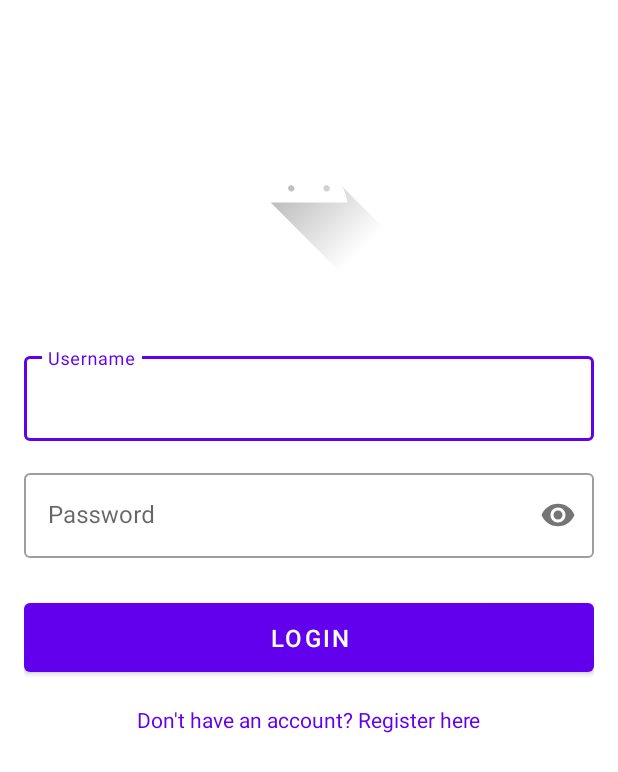
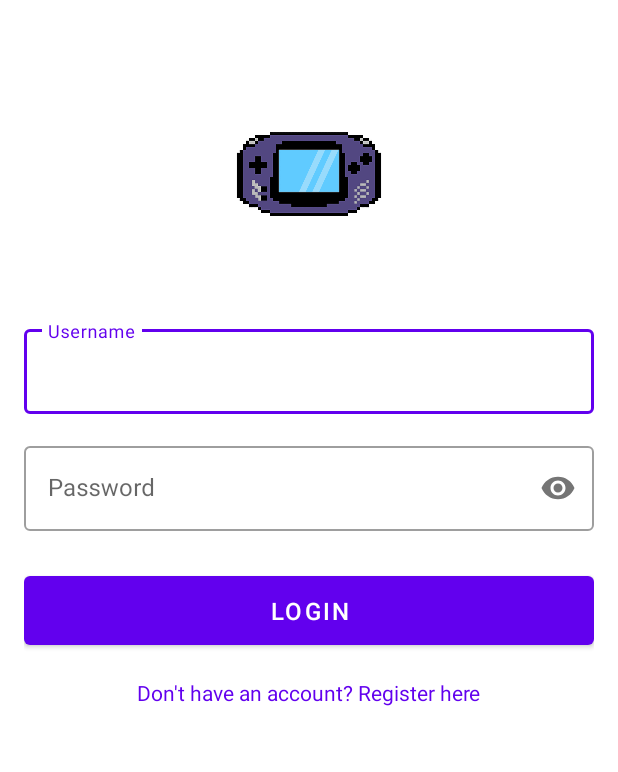
Before and after one commit to JoanBarFul/MaciaGameCenter, an Android app: the screen it shows after launch (LoginActivity), on a phone screen of 412 x 824 dp. Shown: the top 772 px of the screen. Run offline under Robolectric (Android 15) with nearby library versions, the phone set to English and light mode, and no system bars.

Commit message:
logo login

```diff
--- a/app/src/main/res/layout/activity_login.xml
+++ b/app/src/main/res/layout/activity_login.xml
@@ -8,10 +8,13 @@
 
     <ImageView
         android:id="@+id/logoImageView"
-        android:layout_width="120dp"
-        android:layout_height="120dp"
-        android:layout_marginTop="48dp"
-        android:src="@drawable/ic_launcher_foreground"
+        android:layout_width="100dp"
+        android:layout_height="100dp"
+        android:layout_centerHorizontal="true"
+        android:layout_marginTop="50dp"
+        android:src="@drawable/logoapp"
+        android:contentDescription="@string/logo_description"
+        android:scaleType="fitCenter"
         app:layout_constraintEnd_toEndOf="parent"
         app:layout_constraintStart_toStartOf="parent"
         app:layout_constraintTop_toTopOf="parent" />
--- a/app/src/main/res/values/strings.xml
+++ b/app/src/main/res/values/strings.xml
@@ -3,4 +3,5 @@
     <string name="title_home">Home</string>
     <string name="title_dashboard">Dashboard</string>
     <string name="title_notifications">Notifications</string>
+    <string name="logo_description">Application Logo</string>
 </resources>
```
Also changed, not shown: app/src/main/res/drawable/logoapp.png (added).
